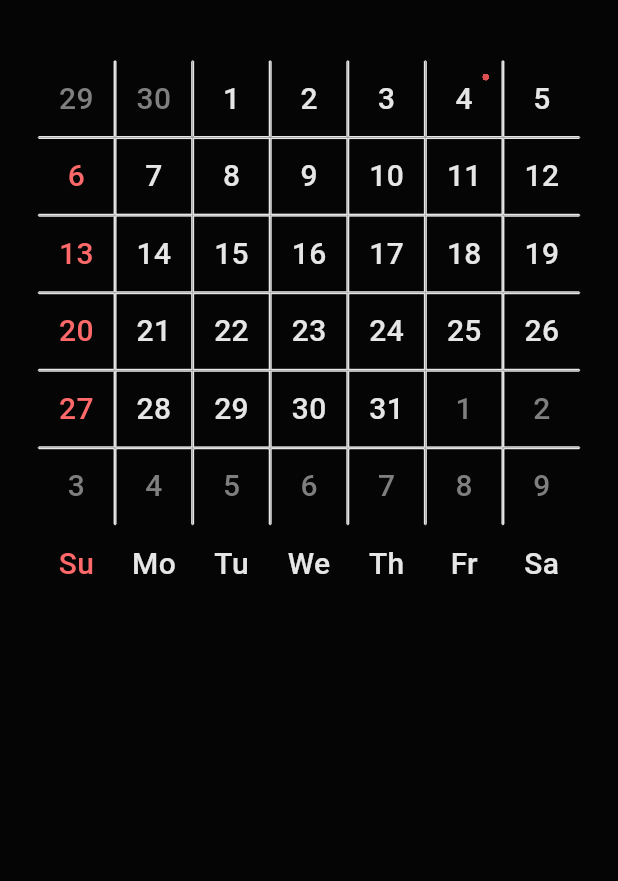
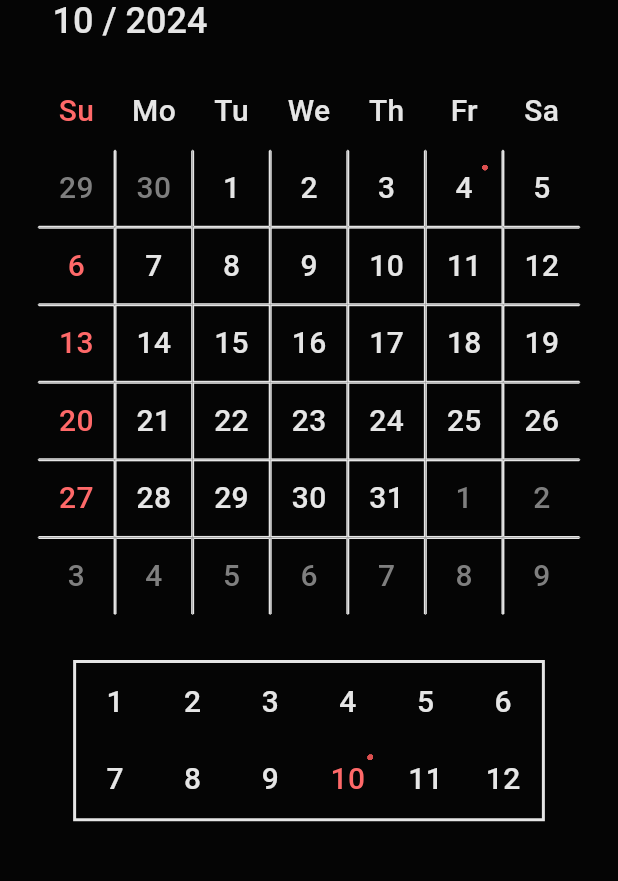
Before and after one commit to Wizhill05/clander, a Flutter app: the screen it shows after launch, on a phone screen of 412 x 824 dp, the part 213-1094 px from its top. Run offline on Flutter 3.47's test engine with Material 3 defaults, Android fonts, the phone set to English and light mode, and no system bars; our stand-ins replace google_fonts.

Commit message:
Calander Working Fine

```diff
--- a/lib/Elements/HomePageElements.dart
+++ b/lib/Elements/HomePageElements.dart
@@ -38,25 +38,24 @@ SizedBox TopBar() {
   );
 }
 
-Widget Calender(
-    double sWidth, int startDay, int noDays, int lastMonthDays, int today) {
+Widget Calender(double sWidth, int startDay, int noDays, int lastMonthDays,
+    DateTime today) {
   List dList = makeDateTable(startDay, noDays, lastMonthDays);
   for (int i = 0; i < 6; i++) {
     debugPrint(
         "\t${dList[i][0]}\t${dList[i][1]}\t${dList[i][2]}\t${dList[i][3]}\t${dList[i][4]}\t${dList[i][5]}\t${dList[i][6]}");
   }
-
   return Padding(
-    padding: EdgeInsets.fromLTRB(25, 40, 25, 0),
+    padding: EdgeInsets.fromLTRB(25, 0, 25, 0),
     child: Container(
       width: sWidth - 50,
-      height: (sWidth - 50),
+      height: (sWidth - 50) * 6 / 7,
       decoration: BoxDecoration(color: Colors.transparent),
       child: GridView.count(
         physics: NeverScrollableScrollPhysics(),
         padding: EdgeInsets.zero,
         crossAxisCount: 7,
-        children: List.generate(49, (index) {
+        children: List.generate(42, (index) {
           int i = (index / 7).floor();
           int j = index % 7;
 
@@ -101,12 +100,11 @@ Border dateBorder(int i, int j) {
   );
 }
 
-Widget dateObject(List dList, int i, int j, int today) {
+Widget dateObject(List dList, int i, int j, DateTime today) {
   int date = dList[i][j];
   String dateStr = "${date.abs()}";
   String dateClr = "e6e6e6";
   Widget Dot = Container();
-  List dayList = ["Su", "Mo", "Tu", "We", "Th", "Fr", "Sa"];
 
   if (date < 0) {
     dateClr = "7f7f7f";
@@ -116,26 +114,10 @@ Widget dateObject(List dList, int i, int j, int today) {
     dateClr = "ff6969";
   }
 
-  if (date == today) {
-    Dot = Padding(
-      padding: const EdgeInsets.fromLTRB(37, 8, 8, 37),
-      child: Align(
-          alignment: Alignment.topRight,
-          child: Container(
-            decoration: BoxDecoration(
-                gradient: RadialGradient(colors: [
-              toColor("dd5050"),
-              Colors.transparent
-            ], stops: [
-              1,
-              1,
-            ])),
-          )),
-    );
-  }
-
-  if (date > 999) {
-    dateStr = dayList[date - 1000];
+  if ((date == today.day) &&
+      (today.month == DateTime.now().month) &&
+      (today.year == DateTime.now().year)) {
+    Dot = createDot();
   }
 
   return Stack(children: [
@@ -149,3 +131,107 @@ Widget dateObject(List dList, int i, int j, int today) {
     Dot,
   ]);
 }
+
+Widget monthChoose(double sWidth, DateTime today, Function update) {
+  return Padding(
+      padding: EdgeInsets.fromLTRB(
+          25 + sWidth / 16 - 2, 30, 25 + sWidth / 16 - 2, 0),
+      child: Container(
+          width: (sWidth - 50 - sWidth / 8) + 4,
+          height: ((sWidth - 50 - sWidth / 8) * 2 / 6) + 4,
+          decoration: BoxDecoration(
+              color: Colors.transparent,
+              border: Border(
+                top: BorderSide(color: toColor("e6e6e6"), width: 2),
+                bottom: BorderSide(color: toColor("e6e6e6"), width: 2),
+                left: BorderSide(color: toColor("e6e6e6"), width: 2),
+                right: BorderSide(color: toColor("e6e6e6"), width: 2),
+              )),
+          child: GridView.count(
+              physics: NeverScrollableScrollPhysics(),
+              padding: EdgeInsets.zero,
+              crossAxisCount: 6,
+              children: List.generate(12, (index) {
+                Widget Dot = Container();
+                Color textColor = toColor("e6e6e6");
+                if ((index == DateTime.now().month - 1) &&
+                    (today.year == DateTime.now().year)) {
+                  Dot = createDot();
+                }
+                if ((index == today.month - 1)) {
+                  textColor = toColor("ff6969");
+                }
+
+                return Stack(children: [
+                  InkWell(
+                    onTap: () {
+                      update(index);
+                    },
+                    child: Center(
+                      child: Text(
+                        "${index + 1}",
+                        style: GoogleFonts.instrumentSerif(
+                            fontSize: 20,
+                            color: textColor,
+                            fontWeight: FontWeight.w500),
+                      ),
+                    ),
+                  ),
+                  Dot
+                ]);
+              }))));
+}
+
+Widget dayRow(double sWidth) {
+  List days = ["Su", "Mo", "Tu", "We", "Th", "Fr", "Sa"];
+  List dateClr = [
+    "ff6969",
+    "e6e6e6",
+    "e6e6e6",
+    "e6e6e6",
+    "e6e6e6",
+    "e6e6e6",
+    "e6e6e6"
+  ];
+  return Padding(
+      padding: EdgeInsets.fromLTRB(25, 10, 25, 0),
+      child: Container(
+          width: sWidth - 50,
+          height: (sWidth - 50) / 7,
+          decoration: BoxDecoration(color: Colors.transparent),
+          child: GridView.count(
+              physics: NeverScrollableScrollPhysics(),
+              padding: EdgeInsets.zero,
+              crossAxisCount: 7,
+              children: List.generate(7, (index) {
+                return Center(
+                  child: Text(
+                    days[index],
+                    style: GoogleFonts.instrumentSerif(
+                        fontSize: 20,
+                        color: toColor(dateClr[index]),
+                        fontWeight: FontWeight.w500),
+                  ),
+                );
+              }))));
+}
+
+Widget createDot() {
+  return Padding(
+    padding: const EdgeInsets.fromLTRB(0, 9, 9, 0),
+    child: Align(
+        alignment: Alignment.topRight,
+        child: Container(
+          width: 4,
+          height: 4,
+          decoration: BoxDecoration(
+              gradient: RadialGradient(colors: [
+            toColor("dd5050"),
+            Colors.transparent
+          ], stops: const [
+            1,
+            1,
+          ])),
+        )),
+  );
+}
--- a/lib/Elements/reusable.dart
+++ b/lib/Elements/reusable.dart
@@ -66,11 +66,6 @@ List makeDateTable(int startDay, int noDays, int lastMonthDays) {
       }
     }
   }
-  List a = [
-    [1000, 1001, 1002, 1003, 1004, 1005, 1006]
-  ];
-  dList.addAll(a);
-
   return dList;
 }
 
--- a/lib/Screens/Clander.dart
+++ /dev/null
@@ -1,35 +0,0 @@
-import 'package:clander/Elements/HomePageElements.dart';
-import 'package:clander/Elements/reusable.dart';
-import 'package:flutter/material.dart';
-import 'package:google_fonts/google_fonts.dart';
-
-class Home extends StatelessWidget {
-  const Home({super.key});
-  @override
-  Widget build(BuildContext context) {
-    double sWidth = MediaQuery.of(context).size.width;
-    double sHeight = MediaQuery.of(context).size.height;
-    DateTime _date = new DateTime.now();
-    int lastMonth = _date.month - 1;
-    return Scaffold(
-      body: Container(
-        width: sWidth,
-        height: sHeight,
-        decoration: BoxDecoration(color: Colors.black.withAlpha(250)),
-        child: SingleChildScrollView(
-          child: Column(
-            children: [
-              TopBar(),
-              Calender(
-                  sWidth,
-                  ((_date.weekday % 7) - (_date.day % 7) + 1) % 7,
-                  getDaysInMonth(_date.year, _date.month),
-                  getDaysInMonth(_date.year, _date.month - 1),
-                  _date.day),
-            ],
-          ),
-        ),
-      ),
-    );
-  }
-}
--- /dev/null
+++ b/lib/Screens/Clander_mono.dart
@@ -0,0 +1,86 @@
+import 'package:clander/Elements/HomePageElements.dart';
+import 'package:clander/Elements/reusable.dart';
+import 'package:flutter/material.dart';
+import 'package:clander/main.dart';
+import 'package:google_fonts/google_fonts.dart';
+
+class Home extends StatefulWidget {
+  const Home({super.key});
+
+  @override
+  _HomeState createState() => _HomeState();
+}
+
+class _HomeState extends State<Home> {
+  late DateTime _setDate;
+
+  @override
+  void initState() {
+    super.initState();
+    _setDate = DateTime.now();
+  }
+
+  void _setMonthMethod(int month) {
+    setState(() {
+      if ((month >= 0) && (month < 12))
+        (_setDate = DateTime(_setDate.year, month + 1, _setDate.day));
+    });
+  }
+
+  @override
+  Widget build(BuildContext context) {
+    return Scaffold(
+      body: Container(
+        width: MediaQuery.of(context).size.width,
+        height: MediaQuery.of(context).size.height,
+        decoration: BoxDecoration(color: Colors.black.withAlpha(250)),
+        child: SingleChildScrollView(
+          child: Column(
+            children: [
+              TopBar(),
+              Padding(
+                padding: EdgeInsets.fromLTRB(35, 0, 30, 10),
+                child: Align(
+                  alignment: Alignment.bottomLeft,
+                  child: RichText(
+                    text: TextSpan(
+                        text: "${_setDate.month}",
+                        style: GoogleFonts.instrumentSerif(
+                            fontSize: 24,
+                            color: toColor("e6e6e6"),
+                            fontWeight: FontWeight.w500),
+                        children: [
+                          TextSpan(
+                            text: " / ",
+                            style: GoogleFonts.instrumentSerif(
+                                fontSize: 24,
+                                color: toColor("e6e6e6"),
+                                fontWeight: FontWeight.w500),
+                          ),
+                          TextSpan(
+                            text: "${_setDate.year}",
+                            style: GoogleFonts.instrumentSerif(
+                                fontSize: 24,
+                                color: toColor("e6e6e6"),
+                                fontWeight: FontWeight.w500),
+                          ),
+                        ]),
+                  ),
+                ),
+              ),
+              dayRow(MediaQuery.of(context).size.width),
+              Calender(
+                  MediaQuery.of(context).size.width,
+                  ((_setDate.weekday % 7) - (_setDate.day % 7) + 1) % 7,
+                  getDaysInMonth(_setDate.day, _setDate.month),
+                  getDaysInMonth(_setDate.day, _setDate.month - 1),
+                  _setDate),
+              monthChoose(
+                  MediaQuery.of(context).size.width, _setDate, _setMonthMethod),
+            ],
+          ),
+        ),
+      ),
+    );
+  }
+}
--- a/lib/main.dart
+++ b/lib/main.dart
@@ -1,6 +1,6 @@
 import 'package:flutter/material.dart';
 import 'package:google_fonts/google_fonts.dart';
-import 'Screens/Clander.dart';
+import 'Screens/Clander_mono.dart';
 
 void main() {
   runApp(const MyApp());
--- a/pubspec.yaml
+++ b/pubspec.yaml
@@ -39,6 +39,7 @@ dependencies:
 dev_dependencies:
 
   google_fonts: ^6.1.0
+  jiffy: ^6.3.1
   flutter_test:
     sdk: flutter
 
```
Also changed, not shown: pubspec.lock.
